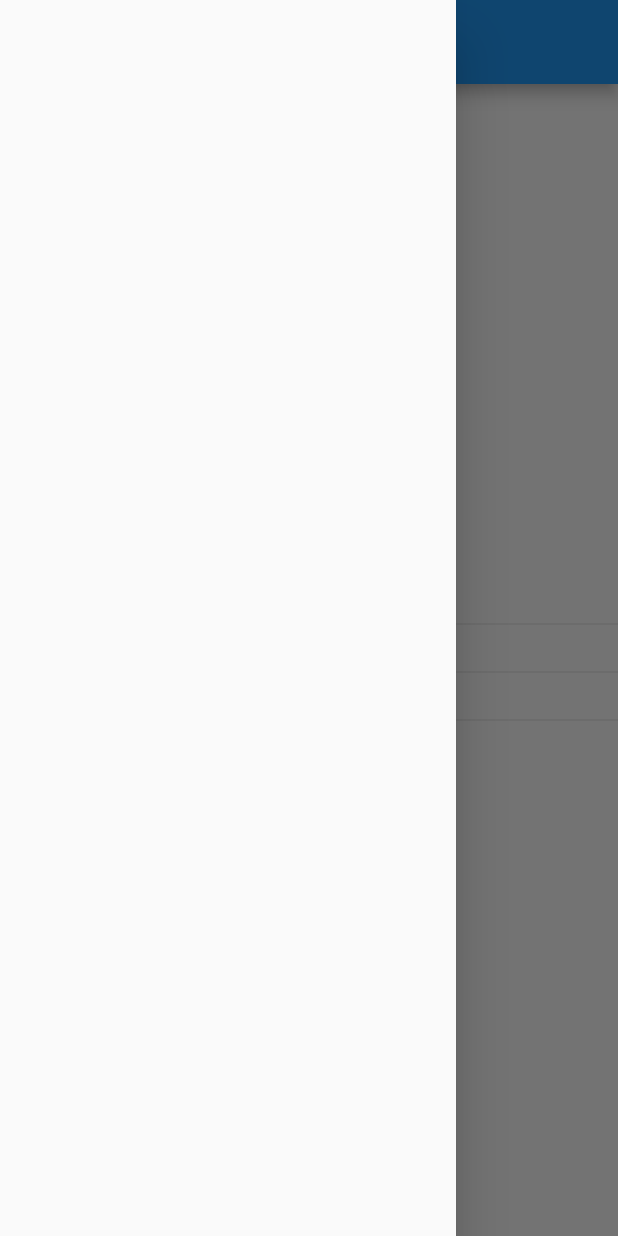
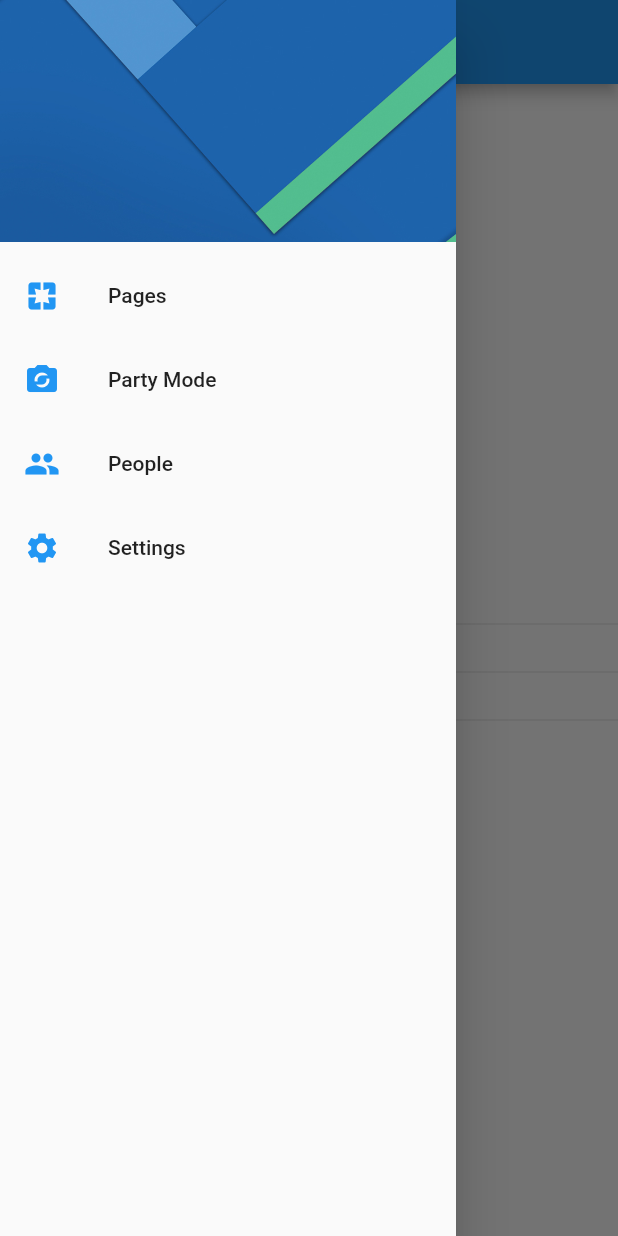
Before and after one commit to diegoarizadev/FlutterPreferenciasUsuario, a Flutter app: the screen it shows after launch, with the side drawer open, on a phone screen of 412 x 824 dp. Run offline on Flutter 3.47's test engine with Material 2 defaults, Android fonts, the phone set to English and light mode, and no system bars.

Commit message:
Implementación del Drawer y navegación a la page de settings

```diff
--- a/preferenciasusuario/lib/src/pages/home_page.dart
+++ b/preferenciasusuario/lib/src/pages/home_page.dart
@@ -1,4 +1,5 @@
 import 'package:flutter/material.dart';
+import 'package:preferenciasusuario/src/pages/settings_page.dart';
 
 class HomePage extends StatelessWidget {
   static final String routeName =
@@ -11,7 +12,7 @@ class HomePage extends StatelessWidget {
       appBar: AppBar(
         title: Text('Preferencias de usuario'),
       ),
-      drawer: _createMenu(),
+      drawer: _createMenu(context),
       body: Column(
         mainAxisAlignment: MainAxisAlignment.center,
         children: [
@@ -26,7 +27,57 @@ class HomePage extends StatelessWidget {
     );
   }
 
-  Drawer _createMenu() {
-    return Drawer();
+  Drawer _createMenu(BuildContext context) {
+    return Drawer(
+      child: ListView(
+        padding: EdgeInsets.zero,
+        children: [
+          DrawerHeader(
+            child: Container(),
+            decoration: BoxDecoration(
+              image: DecorationImage(
+                image: AssetImage('assets/menu-img.jpg'),
+                fit: BoxFit.cover,
+              ),
+            ),
+          ),
+          ListTile(
+            leading: Icon(
+              Icons.pages,
+              color: Colors.blue,
+            ),
+            title: Text('Pages'),
+            onTap: () {},
+          ),
+          ListTile(
+            leading: Icon(
+              Icons.party_mode,
+              color: Colors.blue,
+            ),
+            title: Text('Party Mode'),
+            onTap: () {},
+          ),
+          ListTile(
+            leading: Icon(
+              Icons.people,
+              color: Colors.blue,
+            ),
+            title: Text('People'),
+            onTap: () {},
+          ),
+          ListTile(
+              leading: Icon(
+                Icons.settings,
+                color: Colors.blue,
+              ),
+              title: Text('Settings'),
+              onTap: () {
+                Navigator.pop(
+                    context); //Cierra el menu, para ir a la pagina de Settings.
+                Navigator.pushNamed(context, SettingsPage.routeName);
+              }),
+        ],
+      ),
+    );
   }
 }
--- a/preferenciasusuario/pubspec.yaml
+++ b/preferenciasusuario/pubspec.yaml
@@ -45,8 +45,8 @@ flutter:
   uses-material-design: true
 
   # To add assets to your application, add an assets section, like this:
-  # assets:
-  #   - images/a_dot_burr.jpeg
+  assets:
+    - assets/menu-img.jpg
   #   - images/a_dot_ham.jpeg
 
   # An image asset can refer to one or more resolution-specific "variants", see
```
Also changed, not shown: preferenciasusuario/assets/menu-img.jpg (added).
